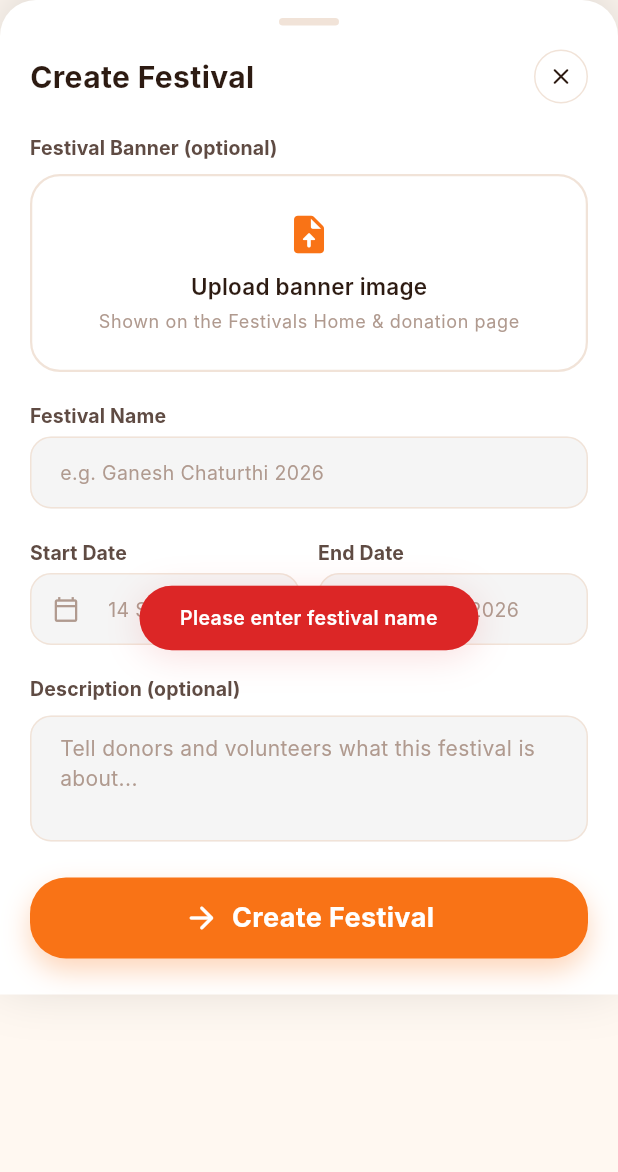
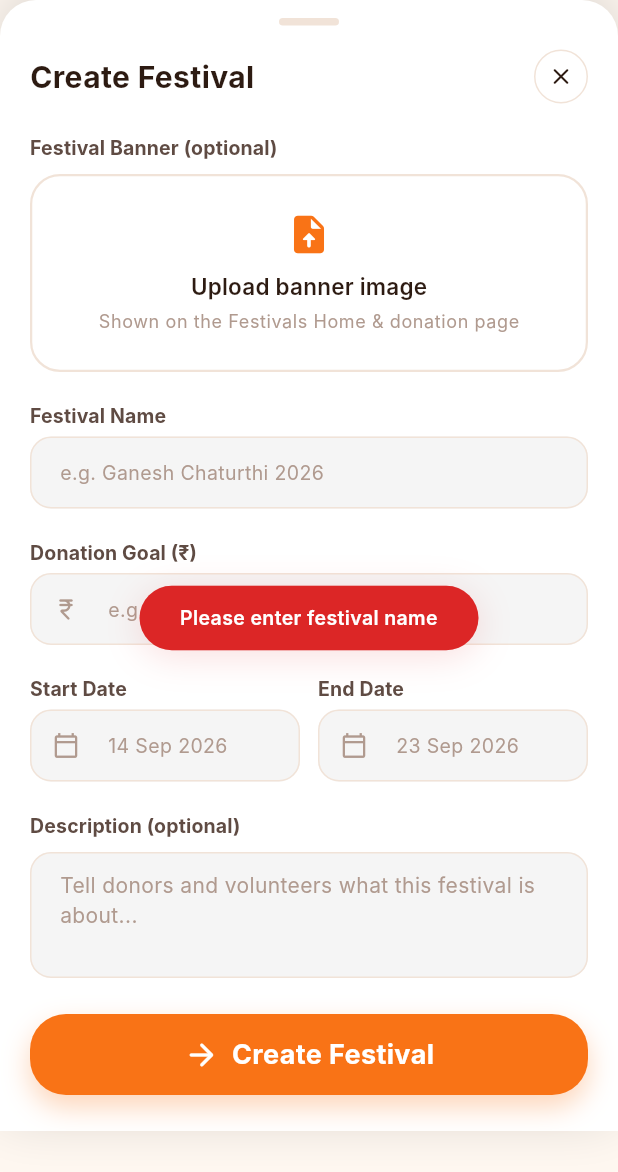
Before and after one commit to pavan-marthala/ganesh_chanda, a Flutter app: the CreateFestivalBottomSheet widget shown alone on an empty page, opened directly, after a tap on "Create Festival", on a phone screen of 412 x 824 dp. Shown: the top 1172 px of the screen. Run offline on Flutter 3.47's test engine with Material 3 defaults, Android fonts, the phone set to English and light mode, and no system bars; our stand-ins replace bloc, cloud_firestore, delightful_toast, firebase_auth, firebase_core, flutter_bloc and 8 more; missing offline and left inert: mailer; accounts and stored records are empty; Roboto replaces fonts that are missing (Inter); project files that could hold a hidden picture were left out.

Commit message:
updated festivals

```diff
--- a/lib/features/dashboard/presentation/screens/festival_dashboard_screen.dart
+++ b/lib/features/dashboard/presentation/screens/festival_dashboard_screen.dart
@@ -10,6 +10,7 @@ import 'package:ganesh_chanda/features/event/presentation/bloc/event_bloc.dart';
 import 'package:ganesh_chanda/features/expense/presentation/bloc/expense_bloc.dart';
 import 'package:ganesh_chanda/features/festival/presentation/bloc/festival_bloc.dart';
 import 'package:ganesh_chanda/features/festival/presentation/screens/festivals_home_screen.dart';
+import 'package:ganesh_chanda/features/festival/presentation/widgets/create_festival_bottom_sheet.dart';
 import 'package:go_router/go_router.dart';
 import 'package:skeletonizer/skeletonizer.dart';
 
@@ -147,7 +148,12 @@ class _FestivalDashboardScreenState extends State<FestivalDashboardScreen> {
                           color: colors.textPrimary,
                           size: 20,
                         ),
-                        onPressed: () {},
+                        onPressed: () {
+                          CreateFestivalBottomSheet.show(
+                            context,
+                            festival: festival,
+                          );
+                        },
                       ),
                     ),
                   ),
--- a/lib/features/festival/domain/models/festival.dart
+++ b/lib/features/festival/domain/models/festival.dart
@@ -15,6 +15,7 @@ abstract class Festival with _$Festival {
     required DateTime startDate,
     required DateTime endDate,
     @Default(FestivalStatus.draft) FestivalStatus status,
+    @Default(0.0) double goal,
     @Default(0.0) double totalDonationAmount,
     @Default(0) int totalDonationCount,
     @Default(0.0) double totalExpenseAmount,
--- a/lib/features/festival/presentation/widgets/create_festival_bottom_sheet.dart
+++ b/lib/features/festival/presentation/widgets/create_festival_bottom_sheet.dart
@@ -12,17 +12,24 @@ import 'package:ganesh_chanda/features/festival/presentation/bloc/festival_bloc.
 import 'package:intl/intl.dart';
 
 class CreateFestivalBottomSheet extends StatefulWidget {
-  const CreateFestivalBottomSheet({super.key});
+  final Festival? festival;
 
-  static Future<void> show(BuildContext context) {
+  const CreateFestivalBottomSheet({
+    super.key,
+    this.festival,
+  });
+
+  static Future<void> show(BuildContext context, {Festival? festival}) {
     final festivalBloc = context.read<FestivalBloc>();
     return showModalBottomSheet(
       context: context,
       isScrollControlled: true,
       backgroundColor: Colors.transparent,
+      useRootNavigator: true,
+      useSafeArea: true,
       builder: (sheetContext) => BlocProvider.value(
         value: festivalBloc,
-        child: const CreateFestivalBottomSheet(),
+        child: CreateFestivalBottomSheet(festival: festival),
       ),
     );
   }
@@ -35,6 +42,7 @@ class CreateFestivalBottomSheet extends StatefulWidget {
 class _CreateFestivalBottomSheetState
     extends State<CreateFestivalBottomSheet> {
   final _nameController = TextEditingController();
+  final _goalController = TextEditingController();
   final _descriptionController = TextEditingController();
   final _startDateController = TextEditingController();
   final _endDateController = TextEditingController();
@@ -47,9 +55,29 @@ class _CreateFestivalBottomSheetState
 
   final DateFormat _dateFormat = DateFormat('d MMM yyyy');
 
+  bool get _isEditMode => widget.festival != null;
+
+  @override
+  void initState() {
+    super.initState();
+    if (_isEditMode) {
+      final f = widget.festival!;
+      _nameController.text = f.name;
+      _descriptionController.text = f.description;
+      _goalController.text = f.goal > 0 ? f.goal.toStringAsFixed(0) : '';
+
+      _startDate = f.startDate;
+      _startDateController.text = _dateFormat.format(f.startDate);
+
+      _endDate = f.endDate;
+      _endDateController.text = _dateFormat.format(f.endDate);
+    }
+  }
+
   @override
   void dispose() {
     _nameController.dispose();
+    _goalController.dispose();
     _descriptionController.dispose();
     _startDateController.dispose();
     _endDateController.dispose();
@@ -120,12 +148,43 @@ class _CreateFestivalBottomSheetState
       return;
     }
 
+    final goalText = _goalController.text.trim();
+    double goalAmount = 0.0;
+    if (goalText.isNotEmpty) {
+      final parsedGoal = double.tryParse(goalText);
+      if (parsedGoal == null || parsedGoal < 0) {
+        HapticFeedback.mediumImpact();
+        showErrorToast(message: 'Please enter a valid donation goal');
+        return;
+      }
+      goalAmount = parsedGoal;
+    }
+
     final calculatedStatus = _calculateStatus(_startDate!, _endDate!);
 
-    final festival = Festival(
+    if (_isEditMode) {
+      final updatedFestival = widget.festival!.copyWith(
+        name: name,
+        goal: goalAmount,
+        description: _descriptionController.text.trim(),
+        startDate: _startDate!,
+        endDate: _endDate!,
+        status: calculatedStatus,
+        updatedAt: DateTime.now(),
+      );
+
+      context.read<FestivalBloc>().add(
+            FestivalEvent.updateFestivalRequested(
+              festival: updatedFestival,
+              communityId: updatedFestival.communityId,
+            ),
+          );
+    } else {
+      final newFestival = Festival(
         id: '',
         communityId: '',
         name: name,
+        goal: goalAmount,
         description: _descriptionController.text.trim(),
         startDate: _startDate!,
         endDate: _endDate!,
@@ -136,8 +195,9 @@ class _CreateFestivalBottomSheetState
       );
 
       context.read<FestivalBloc>().add(
-          FestivalEvent.createFestivalRequested(festival: festival),
+            FestivalEvent.createFestivalRequested(festival: newFestival),
           );
+    }
   }
 
   @override
@@ -158,6 +218,11 @@ class _CreateFestivalBottomSheetState
         if (state.festivalActionStatus == StateStatus.loaded &&
             _prevActionStatus == StateStatus.loading) {
           HapticFeedback.lightImpact();
+          showSuccessToast(
+            message: _isEditMode
+                ? 'Festival Updated Successfully!'
+                : 'Festival Created Successfully!',
+          );
           Navigator.of(context).pop();
         }
 
@@ -167,6 +232,11 @@ class _CreateFestivalBottomSheetState
       builder: (context, state) {
         final isLoading =
             state.festivalActionStatus == StateStatus.loading;
+
+        final titleText = _isEditMode ? 'Edit Festival' : 'Create Festival';
+        final buttonText = isLoading
+            ? (_isEditMode ? 'Updating...' : 'Creating...')
+            : (_isEditMode ? 'Update Festival' : 'Create Festival');
 
         return Container(
           decoration: BoxDecoration(
@@ -213,7 +283,7 @@ class _CreateFestivalBottomSheetState
                   mainAxisAlignment: MainAxisAlignment.spaceBetween,
                   children: [
                     Text(
-                      'Create Festival',
+                      titleText,
                       style: typography.headlineSmall.copyWith(
                         fontWeight: FontWeight.w700,
                         fontSize: 20,
@@ -304,6 +374,21 @@ class _CreateFestivalBottomSheetState
                 ),
                 const SizedBox(height: 20),
 
+                // Donation Goal Field
+                AppTextField(
+                  controller: _goalController,
+                  labelText: 'Donation Goal (₹)',
+                  hintText: 'e.g. 500000',
+                  keyboardType: const TextInputType.numberWithOptions(decimal: true),
+                  prefixIcon: Icon(
+                    Icons.currency_rupee_rounded,
+                    color: colors.text4,
+                    size: 18,
+                  ),
+                  textInputAction: TextInputAction.next,
+                ),
+                const SizedBox(height: 20),
+
                 // Start & End Date Row
                 Row(
                   children: [
@@ -378,15 +463,17 @@ class _CreateFestivalBottomSheetState
                 ),
                 const SizedBox(height: 24),
 
-                // Create Festival Submit Button
+                // Create / Edit Festival Submit Button
                 AppButton(
                   width: double.infinity,
                   onPressed: isLoading ? null : () => _onSubmit(context),
                   isLoading: isLoading,
-                  text: isLoading ? 'Creating...' : 'Create Festival',
+                  text: buttonText,
                   color: colors.primary,
                   icon: Icon(
-                    Icons.arrow_forward_rounded,
+                    _isEditMode
+                        ? Icons.check_rounded
+                        : Icons.arrow_forward_rounded,
                     color: colors.white,
                   ),
                   padding: const EdgeInsets.symmetric(vertical: 14),
--- a/lib/main.dart
+++ b/lib/main.dart
@@ -114,7 +114,6 @@ class _MyAppState extends State<MyApp> {
         final isSignUp = matchedLocation == AppRoutes.signUp;
         final isJoinCommunity = matchedLocation == AppRoutes.joinCommunity;
         final isSignUpVolunteer = matchedLocation == AppRoutes.signUpVolunteer;
-
         return authState.map(
           initial: (_) {
             if (!isSplash) {
@@ -129,13 +128,11 @@ class _MyAppState extends State<MyApp> {
               AccountSetupStatus.communityCreated => AppRoutes.festivalsHome,
               AccountSetupStatus.onboardingCompleted => AppRoutes.festivalsHome,
             };
-
             if ((isSplash ||
                     isSignIn ||
                     isSignUp ||
                     isJoinCommunity ||
-                    isSignUpVolunteer) &&
-                appUser.role != "ADMIN") {
+                    isSignUpVolunteer)) {
               return targetRoute;
             }
 
```
Also changed, not shown: lib/features/festival/domain/models/festival.freezed.dart, lib/features/festival/domain/models/festival.g.dart. Lines whose indentation alone changed are shown as unchanged.
